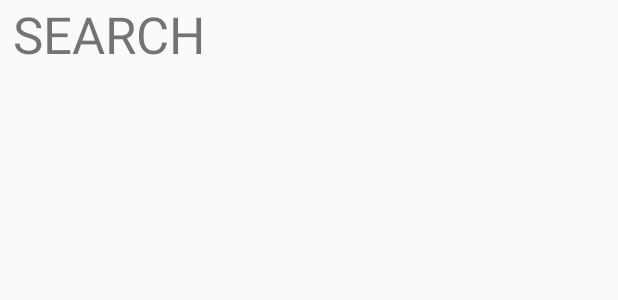
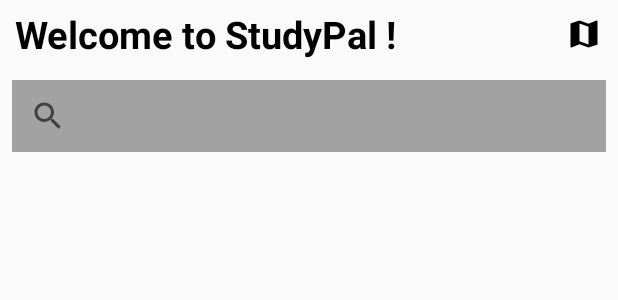
Before and after one commit to AYunYang/Studypal, an Android app: the layout fragment_search.xml on its own in the app's theme, with its tools: preview values and no code run, on a phone screen of 412 x 824 dp. Shown: the top 300 px of the screen. Run offline under Robolectric (Android 15) with nearby library versions, the phone set to English and light mode, and no system bars.

Commit message:
seach page

```diff
--- /dev/null
+++ b/app/src/main/res/drawable/baseline_map_24.xml
@@ -0,0 +1,5 @@
+<vector android:height="24dp" android:tint="#000000"
+    android:viewportHeight="24" android:viewportWidth="24"
+    android:width="24dp" xmlns:android="http://schemas.android.com/apk/res/android">
+    <path android:fillColor="@android:color/white" android:pathData="M20.5,3l-0.16,0.03L15,5.1 9,3 3.36,4.9c-0.21,0.07 -0.36,0.25 -0.36,0.48V20.5c0,0.28 0.22,0.5 0.5,0.5l0.16,-0.03L9,18.9l6,2.1 5.64,-1.9c0.21,-0.07 0.36,-0.25 0.36,-0.48V3.5c0,-0.28 -0.22,-0.5 -0.5,-0.5zM15,19l-6,-2.11V5l6,2.11V19z"/>
+</vector>
--- a/app/src/main/res/layout/fragment_search.xml
+++ b/app/src/main/res/layout/fragment_search.xml
@@ -5,11 +5,54 @@
     android:layout_height="match_parent"
     tools:context=".Search_Fragment">
 
-    <!-- TODO: Update blank fragment layout -->
-    <TextView
+    <LinearLayout
         android:layout_width="match_parent"
         android:layout_height="match_parent"
-        android:text=" SEARCH "
-        android:textSize="34sp"/>
+        android:orientation="vertical">
+
+
+        <LinearLayout
+            android:layout_width="match_parent"
+            android:layout_height="wrap_content"
+            android:orientation="horizontal">
+
+            <TextView
+                android:layout_width="wrap_content"
+                android:layout_height="wrap_content"
+                android:layout_gravity="center_vertical"
+                android:text="Welcome to StudyPal !"
+                android:textSize="25dp"
+                android:paddingLeft="10dp"
+                android:textStyle="bold"
+                android:textColor="@color/black"
+                android:layout_weight="1"></TextView>
+
+            <ImageButton
+                android:layout_width="45dp"
+                android:layout_height="45dp"
+                android:layout_gravity="left|center_vertical"
+                android:background="@android:color/transparent"
+                android:src="@drawable/baseline_map_24"
+                ></ImageButton>
+        </LinearLayout>
+
+        <SearchView
+            android:layout_width="match_parent"
+            android:layout_height="wrap_content"
+            android:layout_margin="8dp"
+            android:background="@color/darkgrey">
+
+        </SearchView>
+
+        <LinearLayout
+            android:layout_width="match_parent"
+            android:layout_height="match_parent"
+            android:orientation="vertical">
+
+            <androidx.recyclerview.widget.RecyclerView
+                android:layout_width="match_parent"
+                android:layout_height="match_parent" />
+        </LinearLayout>
+    </LinearLayout>
 
 </FrameLayout>
--- a/app/src/main/res/values/colors.xml
+++ b/app/src/main/res/values/colors.xml
@@ -12,6 +12,7 @@
     <color name="Pink"> #EF798A</color>
     <color name="Grey">#E7E7E7</color>
     <color name="Red">#FF0000</color>
+    <color name="darkgrey">#A2A2A2</color>
 
     <style name="AppTheme" parent="Theme.AppCompat.Light.DarkActionBar">
         <!-- Customize your theme here. -->
```
